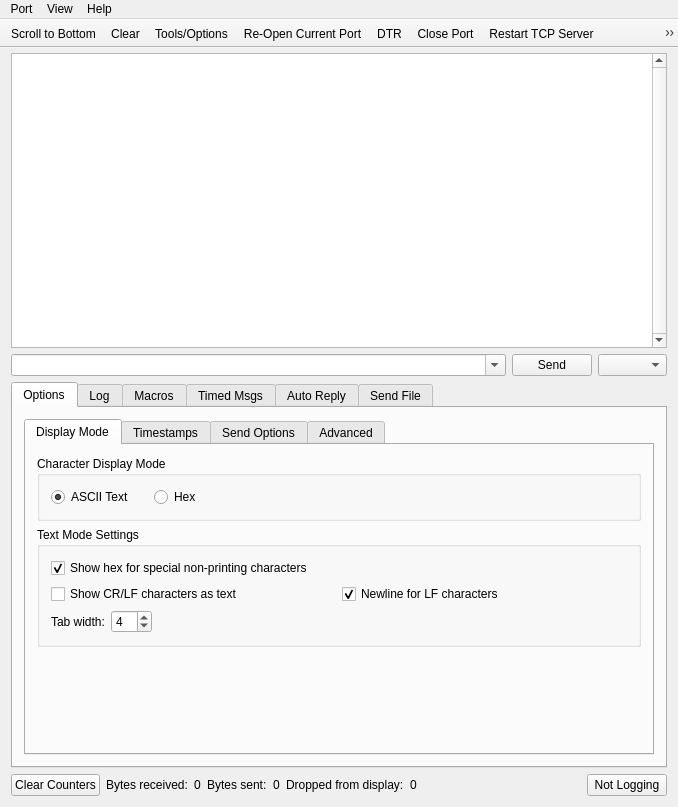
First picture: the form in src/mainwindow.ui, repository noedigcode/SimpleSerial, before the edit.
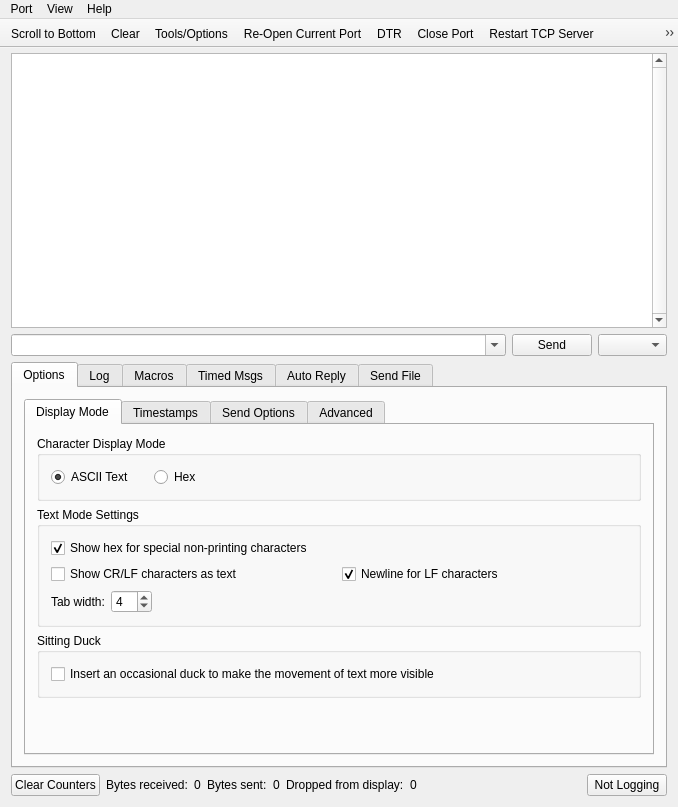
Second picture: the form after the edit. Icons and pictures are not drawn. Custom widgets are drawn as their Qt base class.

Commit message: Add text movement duck marker.

```diff
--- a/src/mainwindow.ui
+++ b/src/mainwindow.ui
@@ -206,6 +206,22 @@
                   </layout>
                  </widget>
                 </item>
+                <item>
+                 <widget class="QGroupBox" name="groupBox_13">
+                  <property name="title">
+                   <string>Sitting Duck</string>
+                  </property>
+                  <layout class="QVBoxLayout" name="verticalLayout_19">
+                   <item>
+                    <widget class="QCheckBox" name="checkBox_showDuck">
+                     <property name="text">
+                      <string>Insert an occasional duck to make the movement of text more visible</string>
+                     </property>
+                    </widget>
+                   </item>
+                  </layout>
+                 </widget>
+                </item>
                 <item>
                  <spacer name="verticalSpacer_10">
                   <property name="orientation">
```
The commit also changes 5 other files.
